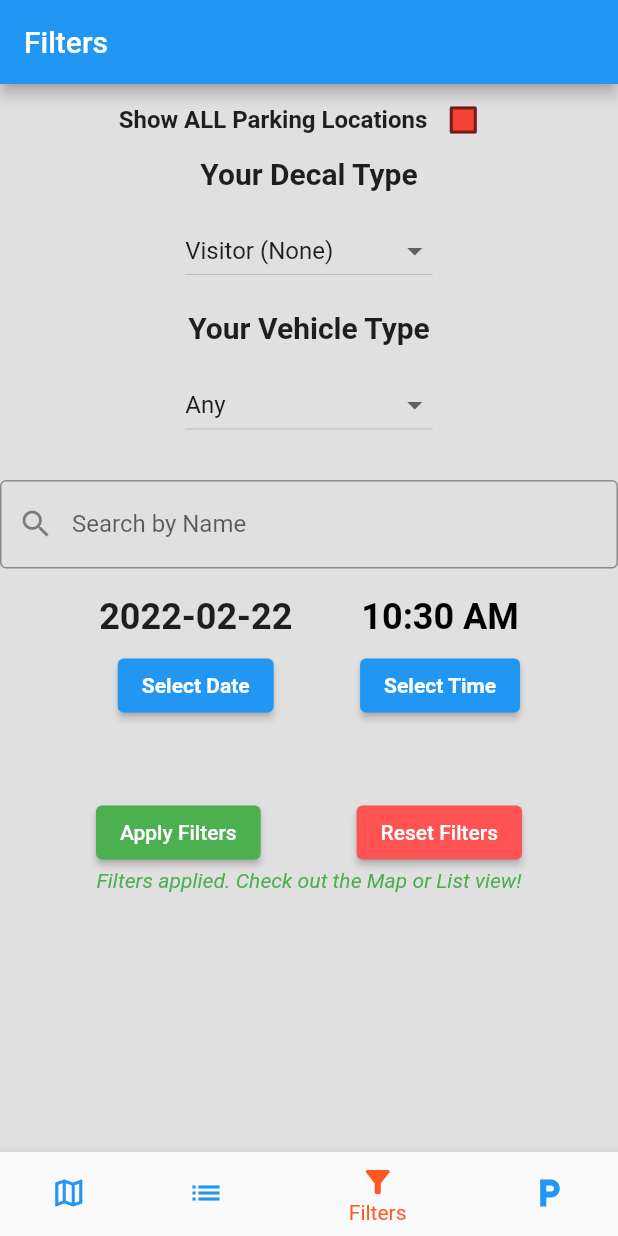
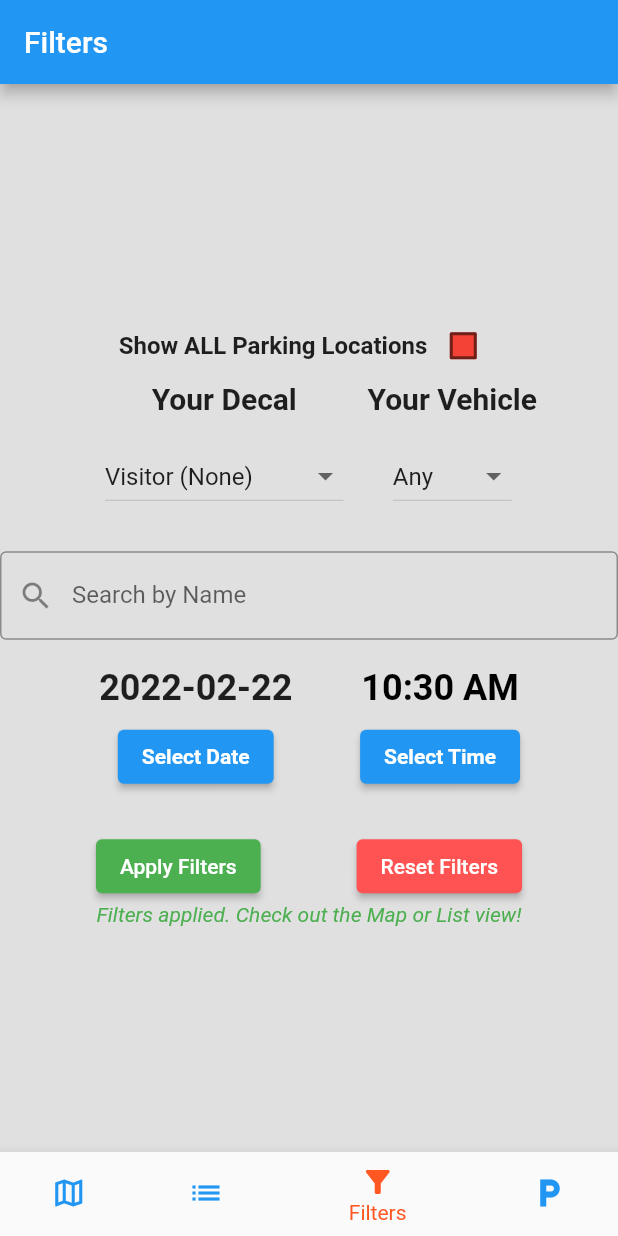
Before and after one commit to emeurrens/ez-park, a Flutter app: the screen it shows after launch, item 3 of the bottom bar chosen, on a phone screen of 412 x 824 dp. Run offline on Flutter 3.47's test engine with Material 2 defaults, Android fonts, the phone set to English and light mode, and no system bars; our stand-ins replace geolocator, google_maps_flutter; missing offline and left inert: map_launcher.

Commit message:
Condensed filter page to fit on smaller screens

```diff
--- a/lib/pages/filter_page.dart
+++ b/lib/pages/filter_page.dart
@@ -1,6 +1,6 @@
-import 'package:ez_park/widgets/decal_dropdown_options.dart';
 import 'package:ez_park/classes/filtered_parking_locations.dart';
 import 'package:ez_park/classes/parking_location.dart';
+import 'package:ez_park/widgets/decal_dropdown_options.dart';
 import 'package:flutter/material.dart';
 
 class FilterPage extends StatefulWidget {
@@ -113,8 +113,7 @@ class FilterPageState extends State<FilterPage> {
               setState(() {
                 _showAllLocations = newValue!;
               });
-          }
-        )
+            })
       ],
     );
   }
@@ -123,7 +122,7 @@ class FilterPageState extends State<FilterPage> {
     return Column(
       children: <Widget>[
         const Text(
-          "Your Decal Type",
+          "Your Decal",
           style: TextStyle(fontSize: 20, fontWeight: FontWeight.bold),
         ),
         Container(
@@ -145,7 +144,7 @@ class FilterPageState extends State<FilterPage> {
     return Column(
       children: <Widget>[
         const Text(
-          "Your Vehicle Type",
+          "Your Vehicle",
           style: TextStyle(fontSize: 20, fontWeight: FontWeight.bold),
         ),
         Container(
@@ -159,7 +158,7 @@ class FilterPageState extends State<FilterPage> {
                     value: VehicleType.car, child: Text("Car")),
                 DropdownMenuItem<VehicleType>(
                     value: VehicleType.scooter,
-                  child: Text("Scooter/Motorcycle")),
+                    child: Text("Scooter")),
               ],
               onChanged: (VehicleType? value) {
                 setState(() {
@@ -194,7 +193,7 @@ class FilterPageState extends State<FilterPage> {
     );
   }
 
-  Widget dateSelectionWidget(){
+  Widget dateSelectionWidget() {
     return Column(
       mainAxisSize: MainAxisSize.min,
       children: <Widget>[
@@ -202,8 +201,7 @@ class FilterPageState extends State<FilterPage> {
           padding: const EdgeInsets.all(8),
           child: Text(
             "${_selectedDate.toLocal()}".split(' ')[0],
-            style: const TextStyle(
-                fontSize: 24, fontWeight: FontWeight.bold),
+            style: const TextStyle(fontSize: 24, fontWeight: FontWeight.bold),
           ),
         ),
         ElevatedButton(
@@ -226,9 +224,7 @@ class FilterPageState extends State<FilterPage> {
           child: Text(
             _selectedTime.format(context),
             style: const TextStyle(
-                color: Colors.black,
-                fontSize: 24,
-                fontWeight: FontWeight.bold),
+                color: Colors.black, fontSize: 24, fontWeight: FontWeight.bold),
           ),
         ),
         ElevatedButton(
@@ -252,11 +248,9 @@ class FilterPageState extends State<FilterPage> {
   }
 
   Widget showWidget(Widget w) {
-    if(_showAllLocations) {
-      return const Text(
-          "Filters disabled, will show all UF parking locations.",
-          style: TextStyle(fontStyle: FontStyle.italic)
-      );
+    if (_showAllLocations) {
+      return const Text("Filters disabled, will show all UF parking locations.",
+          style: TextStyle(fontStyle: FontStyle.italic));
     } else {
       return w;
     }
@@ -264,14 +258,12 @@ class FilterPageState extends State<FilterPage> {
 
   Widget statusText() {
     return Text(
-        _filtersChanged() ?
-          "Filters changed. Make sure to apply them!" :
-        "Filters applied. Check out the Map or List view!",
+        _filtersChanged()
+            ? "Filters changed. Make sure to apply them!"
+            : "Filters applied. Check out the Map or List view!",
         style: TextStyle(
             fontStyle: FontStyle.italic,
-          color: _filtersChanged() ? Colors.red : Colors.green
-        )
-    );
+            color: _filtersChanged() ? Colors.red : Colors.green));
   }
 
   @override
@@ -283,26 +275,34 @@ class FilterPageState extends State<FilterPage> {
       body: Center(
           child: Form(
               key: formKey,
+              child: SingleChildScrollView(
                   child: Column(
                 mainAxisAlignment: MainAxisAlignment.start,
                 children: <Widget>[
                   showAllLocationsCheckbox(),
                   showWidget(Column(
                     children: <Widget>[
+                      Row(
+                        mainAxisAlignment: MainAxisAlignment.center,
+                        children: <Widget>[
                           decalTypeDropdown(),
                           vehicleTypeDropdown(),
+
+                        ],
+                      ),
                       searchBarLocationNames(),
                       timeAndDateSelection(),
                     ],
                   )),
-                  const SizedBox(height: 50),
+                  const SizedBox(height: 25),
                   Row(
                       mainAxisAlignment: MainAxisAlignment.spaceEvenly,
                       children: <Widget>[
                         ElevatedButton(
                           child: const Text("Apply Filters"),
                           onPressed: _applyFilters,
-                          style: ElevatedButton.styleFrom(primary: Colors.green),
+                          style:
+                              ElevatedButton.styleFrom(primary: Colors.green),
                         ),
                         ElevatedButton(
                           child: const Text("Reset Filters"),
@@ -310,9 +310,8 @@ class FilterPageState extends State<FilterPage> {
                           style: ElevatedButton.styleFrom(
                               primary: Colors.redAccent),
                         )
-                      ]
-                  ),
+                      ]),
                   statusText(),
                 ],
-              ))));
+              )))));
 }
--- a/lib/widgets/decal_dropdown_options.dart
+++ b/lib/widgets/decal_dropdown_options.dart
@@ -2,45 +2,29 @@ import 'package:ez_park/classes/parking_location.dart';
 import 'package:flutter/material.dart';
 
 const List<DropdownMenuItem<DecalType>> decalDropdownOptions = [
-DropdownMenuItem<DecalType>(
-value: DecalType.visitor, child: Text("Visitor (None)")),
   DropdownMenuItem<DecalType>(
-  value: DecalType.blue, child: Text("Blue")),
+      value: DecalType.visitor, child: Text("Visitor (None)")),
+  DropdownMenuItem<DecalType>(value: DecalType.blue, child: Text("Blue")),
+  DropdownMenuItem<DecalType>(value: DecalType.brown2, child: Text("Brown 2")),
+  DropdownMenuItem<DecalType>(value: DecalType.brown3, child: Text("Brown 3")),
+  DropdownMenuItem<DecalType>(value: DecalType.gold, child: Text("Gold")),
+  DropdownMenuItem<DecalType>(value: DecalType.green, child: Text("Green")),
   DropdownMenuItem<DecalType>(
-  value: DecalType.brown2, child: Text("Brown 2")),
+      value: DecalType.medResident, child: Text("Medical Resident")),
   DropdownMenuItem<DecalType>(
-  value: DecalType.brown3, child: Text("Brown 3")),
+      value: DecalType.motorcycleScooter, child: Text("Scooter")),
+  DropdownMenuItem<DecalType>(value: DecalType.orange, child: Text("Orange")),
   DropdownMenuItem<DecalType>(
-  value: DecalType.gold, child: Text("Gold")),
+      value: DecalType.parkAndRide, child: Text("Park & Ride")),
+  DropdownMenuItem<DecalType>(value: DecalType.red1, child: Text("Red 1")),
+  DropdownMenuItem<DecalType>(value: DecalType.red3, child: Text("Red 3")),
   DropdownMenuItem<DecalType>(
-  value: DecalType.green, child: Text("Green")),
+      value: DecalType.shandsYellow, child: Text("Shands Yellow")),
+  DropdownMenuItem<DecalType>(value: DecalType.silver, child: Text("Silver")),
   DropdownMenuItem<DecalType>(
-  value: DecalType.medResident,
-  child: Text("Medical Resident")),
+      value: DecalType.staffCommuter, child: Text("Commuter")),
   DropdownMenuItem<DecalType>(
-  value: DecalType.motorcycleScooter,
-  child: Text("Motorcycle/Scooter")),
+      value: DecalType.disabledEmployee, child: Text("Disabled Employee")),
   DropdownMenuItem<DecalType>(
-  value: DecalType.orange, child: Text("Orange")),
-  DropdownMenuItem<DecalType>(
-  value: DecalType.parkAndRide,
-  child: Text("Park & Ride")),
-  DropdownMenuItem<DecalType>(
-  value: DecalType.red1, child: Text("Red 1")),
-  DropdownMenuItem<DecalType>(
-  value: DecalType.red3, child: Text("Red 3")),
-  DropdownMenuItem<DecalType>(
-  value: DecalType.shandsYellow,
-  child: Text("Shands Yellow")),
-  DropdownMenuItem<DecalType>(
-  value: DecalType.silver, child: Text("Silver")),
-  DropdownMenuItem<DecalType>(
-  value: DecalType.staffCommuter,
-  child: Text("Staff Commuter")),
-  DropdownMenuItem<DecalType>(
-  value: DecalType.disabledEmployee,
-  child: Text("Disabled Employee")),
-  DropdownMenuItem<DecalType>(
-  value: DecalType.disabledStudent,
-  child: Text("Disabled Student")),
-  ];
+      value: DecalType.disabledStudent, child: Text("Disabled Student")),
+];
```
Lines whose indentation alone changed are shown as unchanged.
